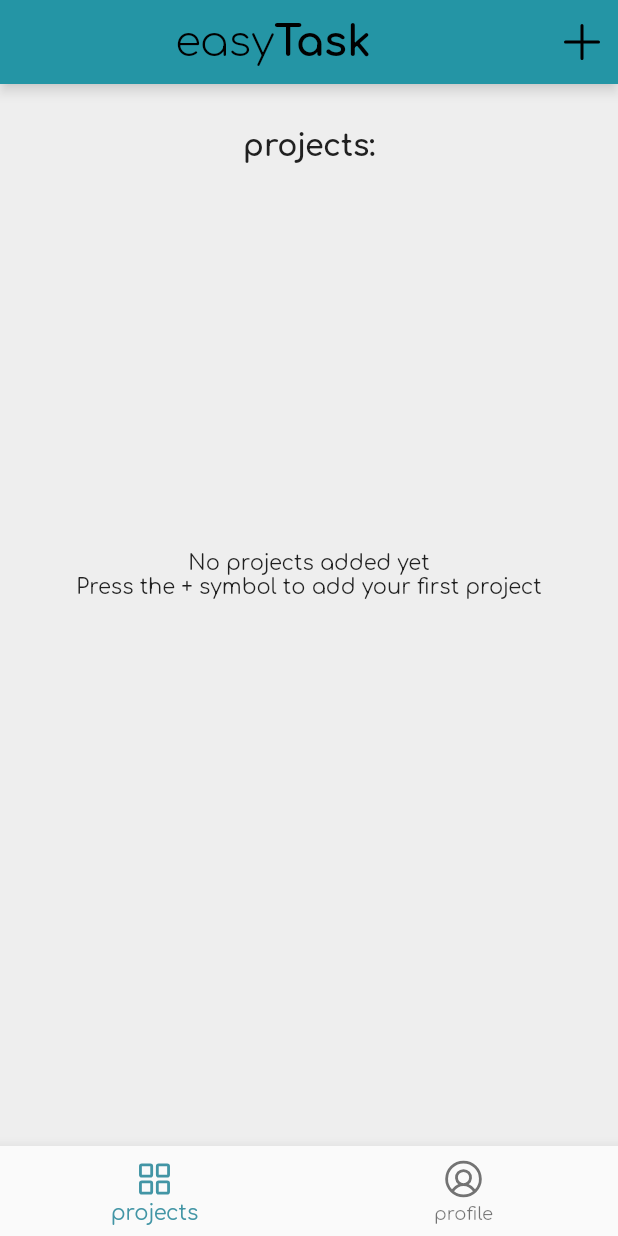
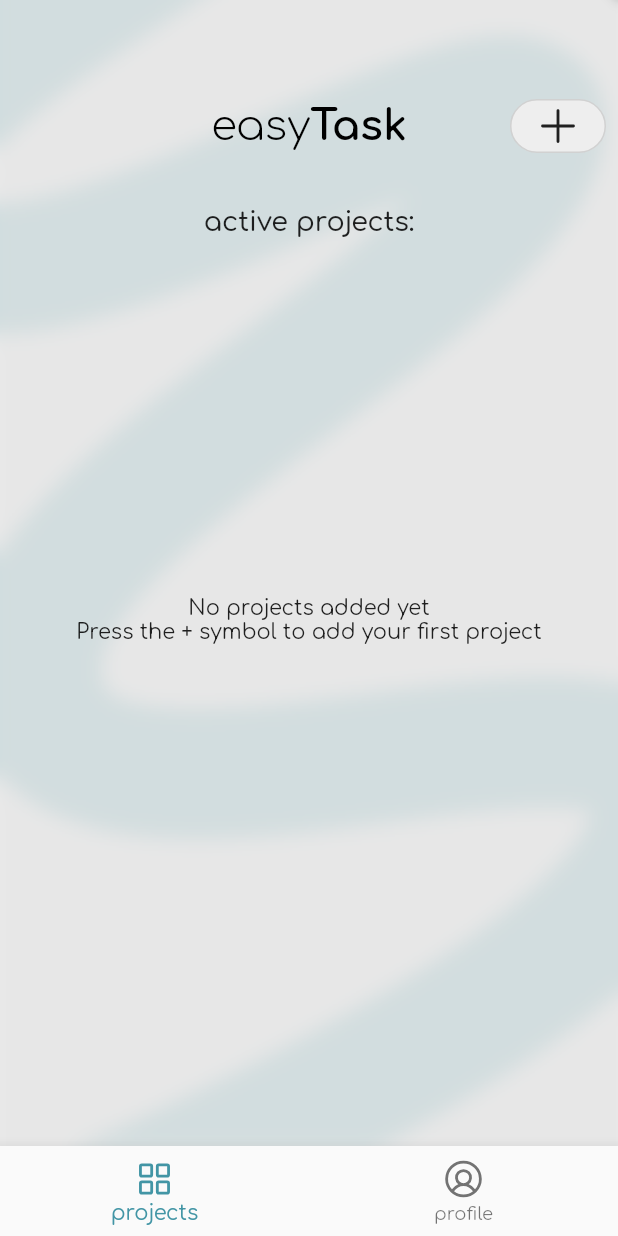
Before and after one commit to didrikeilertsen/easyTask, a Flutter app: the screen it shows once a user with an empty profile is signed in, on a phone screen of 412 x 824 dp. Run offline on Flutter 3.47's test engine with Material 2 defaults, Android fonts, the phone set to English and light mode, and no system bars; our stand-ins replace cloud_firestore, firebase_auth, firebase_core, firebase_storage, flutter_riverpod, google_sign_in and 3 more; accounts and stored records are empty.

Commit message:
updated ui for project_overview_screen and task_card.dart. Also removed unused dependencies

```diff
--- a/project/lib/screens/project/project_overview_screen.dart
+++ b/project/lib/screens/project/project_overview_screen.dart
@@ -3,7 +3,6 @@ import 'package:flutter_riverpod/flutter_riverpod.dart';
 import 'package:phosphor_flutter/phosphor_flutter.dart';
 import 'package:project/models/project.dart';
 import 'package:project/services/providers.dart';
-import 'package:project/widgets/appbar_button.dart';
 import 'package:project/widgets/project_card.dart';
 import 'project_screen.dart';
 
@@ -11,49 +10,64 @@ import 'project_screen.dart';
 class ProjectOverviewScreen extends ConsumerWidget {
   const ProjectOverviewScreen({super.key});
 
-  //TODO: placeholder text is not shown when no projects are found
-
   @override
   Widget build(BuildContext context, WidgetRef ref) {
     return Scaffold(
       backgroundColor: Colors.grey[200],
-      appBar: AppBar(
-        centerTitle: true,
-        automaticallyImplyLeading: false,
-        title: _buildLogo(),
-        actions: [
-          AppBarButton(
-            handler: () {
-              Navigator.of(context).pushNamed('/editProject');
-            },
-            tooltip: "Add new project",
-            icon: PhosphorIcons.plus,
-          )
-        ],
+      // appBar: AppBar(
+      //   centerTitle: true,
+      //   automaticallyImplyLeading: false,
+      //   title: _buildLogo(),
+      //   actions: [
+      //     AppBarButton(
+      //       handler: () {
+      //         Navigator.of(context).pushNamed('/editProject');
+      //       },
+      //       tooltip: "Add new project",
+      //       icon: PhosphorIcons.plus,
+      //     )
+      //   ],
+      // ),
+      body: Container(
+        decoration: const BoxDecoration(
+          image: DecorationImage(
+            image: AssetImage("assets/images/blurryBackground.png"),
+            fit: BoxFit.fill,
           ),
-      body: Padding(
+        ),
+        child: Padding(
           padding: const EdgeInsets.symmetric(horizontal: 8.0),
           child: Column(children: [
             const Padding(
+              padding: EdgeInsets.only(top: 60),
+            ),
+            _buildCustomAppBar(context),
+            const Padding(
               padding: EdgeInsets.only(
                 top: 30.0,
-              bottom: 30.0,
+                bottom: 10.0,
               ),
               child: Text(
                   style: TextStyle(
-                  fontSize: 20,
-                  fontWeight: FontWeight.bold,
+                    fontSize: 18,
+                    fontWeight: FontWeight.w500,
                   ),
-                "projects:"),
+                  "active projects:"),
             ),
             _buildContent(context, ref),
           ]),
         ),
+      ),
     );
   }
 
-  Widget _buildLogo() {
-    return Row(mainAxisAlignment: MainAxisAlignment.center, children: const [
+  Widget _buildCustomAppBar(BuildContext context) {
+    return Row(mainAxisAlignment: MainAxisAlignment.spaceBetween, children: [
+      Opacity(
+          opacity: 0,
+          child: TextButton(onPressed: () {}, child: const Icon(PhosphorIcons.plus))),
+      Row(
+        children: const [
           Text(
             "easy",
             style: TextStyle(
@@ -69,7 +83,22 @@ class ProjectOverviewScreen extends ConsumerWidget {
               fontWeight: FontWeight.w700,
               color: Colors.black,
             ),
-      )
+          ),
+        ],
+      ),
+      OutlinedButton(
+        onPressed: () {Navigator.of(context).pushNamed('/editProject');},
+        style: OutlinedButton.styleFrom(
+          backgroundColor: Colors.grey[200],
+          shape: RoundedRectangleBorder(
+              borderRadius: BorderRadius.circular(20)),
+        ),
+        child: const Icon(
+            PhosphorIcons.plus,
+            color: Colors.black87,
+            size: 30,
+          ),
+      ),
     ]);
   }
 
--- a/project/lib/styles/themes.dart
+++ b/project/lib/styles/themes.dart
@@ -1,5 +1,4 @@
 import 'package:flutter/material.dart';
-import 'package:table_calendar/table_calendar.dart';
 
 /// Represents the theme the app is displaying.
 class Themes {
@@ -25,41 +24,16 @@ class Themes {
 
   static ThemeData themeData = ThemeData(
     primarySwatch: primaryColor,
-    // primaryColor: const Color.fromRGBO(92, 0, 241, 1),
     scaffoldBackgroundColor: Colors.white,
     fontFamily: "Comfortaa",
     indicatorColor: Colors.black,
     appBarTheme: const AppBarTheme(
-      //color: Colors.white,
       color: Color.fromRGBO(36, 149, 165, 1),
       foregroundColor: Colors.black,
       shadowColor: Colors.black54,
       elevation: 3,
     ),
     textTheme: textTheme,
-  );
-
-  static const HeaderStyle calendarHeaderTheme = HeaderStyle(
-    formatButtonVisible: false,
-    headerPadding: EdgeInsets.only(top: 10.0, bottom: 10.0),
-    titleCentered: true,
-  );
-
-  static CalendarStyle calendarTheme = const CalendarStyle(
-    markerDecoration: BoxDecoration(
-      color: Color.fromRGBO(36, 149, 165, 1),
-      shape: BoxShape.circle,
-    ),
-    selectedDecoration: BoxDecoration(
-      color: Color.fromRGBO(36, 149, 165, 1),
-      shape: BoxShape.circle,
-    ),
-    todayDecoration: BoxDecoration(
-      shape: BoxShape.circle,
-    ),
-    todayTextStyle: TextStyle(
-      fontWeight: FontWeight.w900,
-    ),
   );
 
   static TextTheme textTheme = TextTheme(
@@ -91,29 +65,4 @@ class Themes {
       overflow: TextOverflow.ellipsis,
     ),
   );
-
-  static ButtonStyle primaryButtonStyle = ButtonStyle(
-    elevation: MaterialStateProperty.all<double>(0),
-    foregroundColor: MaterialStateProperty.all<Color>(Colors.white),
-    shape: MaterialStateProperty.all<RoundedRectangleBorder>(
-      RoundedRectangleBorder(
-        borderRadius: BorderRadius.circular(50.0),
-      ),
-    ),
-  );
-
-  static ButtonStyle secondaryButtonStyle = ButtonStyle(
-    elevation: MaterialStateProperty.all<double>(0),
-    backgroundColor: MaterialStateProperty.all<Color>(Colors.white),
-    foregroundColor: MaterialStateProperty.all<Color>(Colors.black87),
-    shape: MaterialStateProperty.all<RoundedRectangleBorder>(
-      RoundedRectangleBorder(
-        borderRadius: BorderRadius.circular(50.0),
-        side: const BorderSide(
-          color: Colors.white,
-          width: 1.5,
-        ),
-      ),
-    ),
-  );
 }
--- a/project/pubspec.yaml
+++ b/project/pubspec.yaml
@@ -13,9 +13,7 @@ dependencies:
     sdk: flutter
 
   string_validator: ^0.3.0
-  cupertino_icons: ^1.0.2
   phosphor_flutter: ^1.4.0
-  table_calendar: ^3.0.7
   intl: ^0.17.0
   firebase_core: ^2.1.0
   firebase_auth: ^4.0.2
@@ -23,7 +21,6 @@ dependencies:
   flutter_login_facebook: ^1.6.2
   cloud_firestore: ^4.0.3
   flutter_riverpod: ^2.1.1
-  uuid: ^3.0.4
   firebase_storage: ^11.0.6
   path: ^1.8.0
   image_picker: ^0.8.4
```
Also changed, not shown: project/lib/widgets/task_card.dart (+59 -8 lines). Lines whose indentation alone changed are shown as unchanged.
